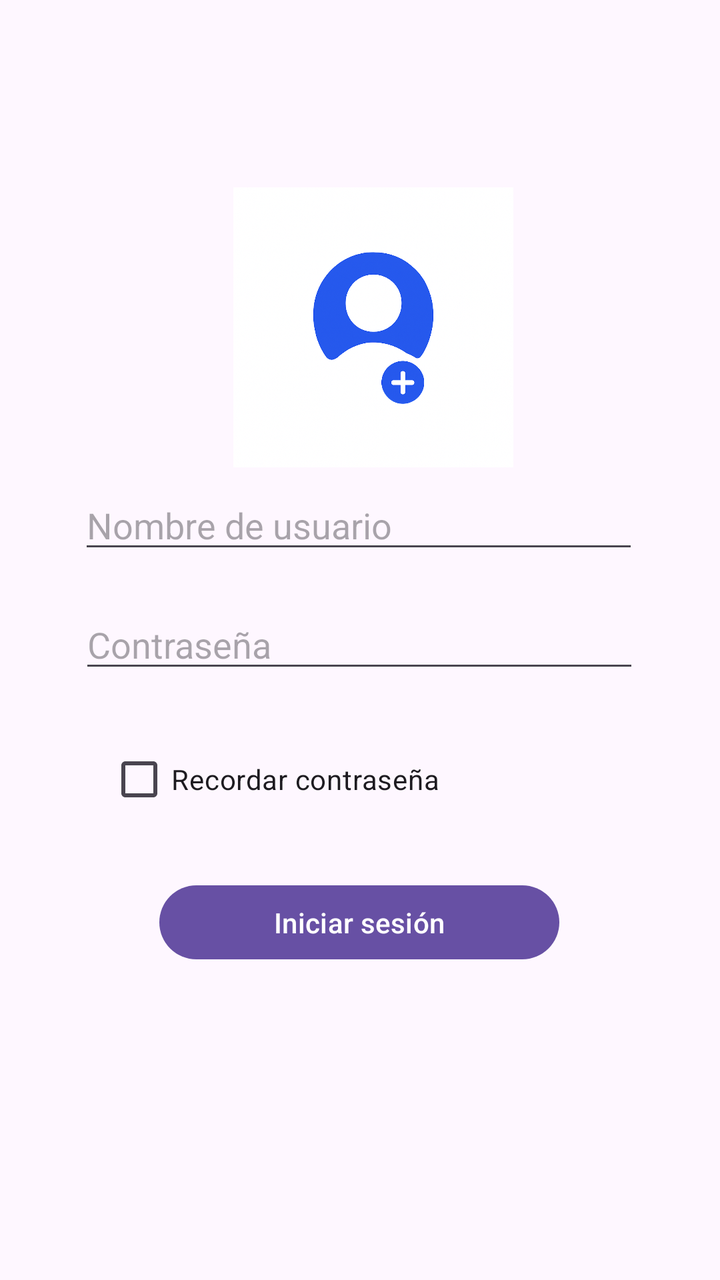
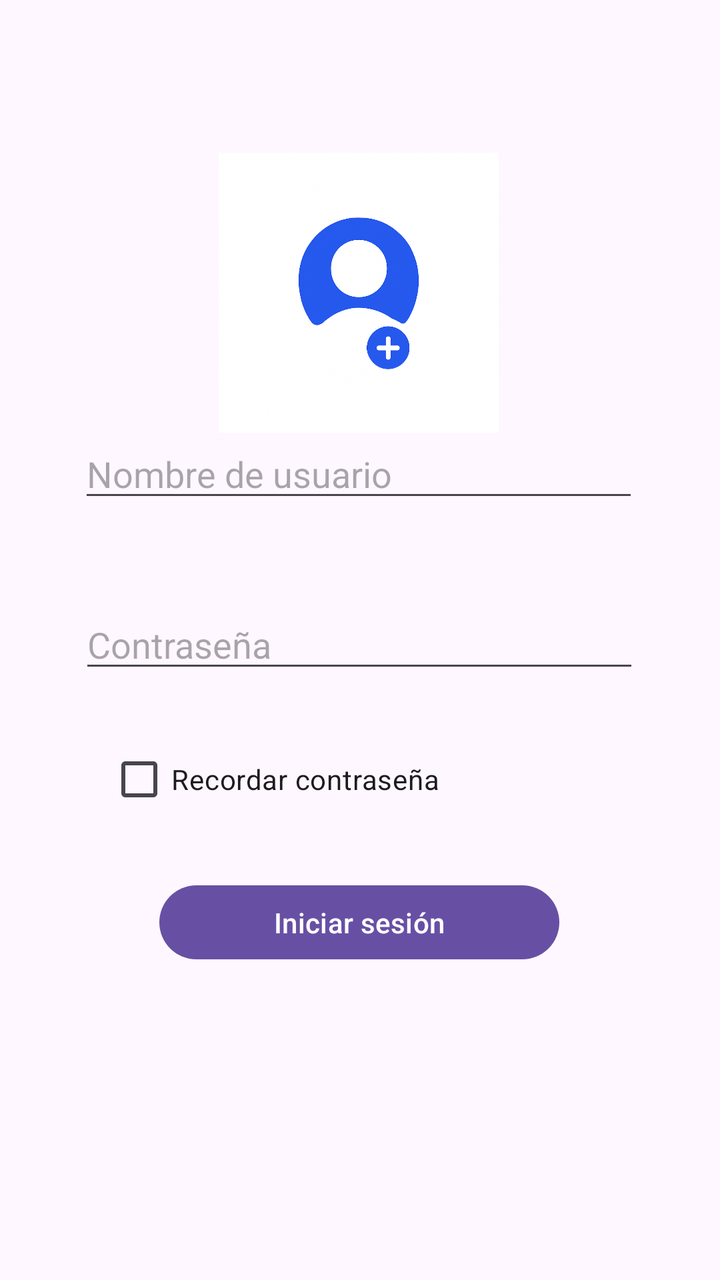

An Android layout rendered at two revisions. The XML below is the earlier revision; the diff shows what the commit changed to produce the second picture.
<!-- AndroidManifest.xml: application theme Theme.PracticaPig -->
<!-- res/layout/activity_login.xml -->
<?xml version="1.0" encoding="utf-8"?>
<androidx.constraintlayout.widget.ConstraintLayout
    xmlns:android="http://schemas.android.com/apk/res/android"
    xmlns:app="http://schemas.android.com/apk/res-auto"
    xmlns:tools="http://schemas.android.com/tools"
    android:layout_width="match_parent"
    android:layout_height="match_parent"
    android:padding="24dp">

    <ImageView
        android:id="@+id/imageViewUsuario"
        android:layout_width="140dp"
        android:layout_height="140dp"
        android:src="@drawable/imagen_usuario"
        app:layout_constraintBottom_toBottomOf="parent"
        app:layout_constraintEnd_toEndOf="parent"
        app:layout_constraintHorizontal_bias="0.538"
        app:layout_constraintStart_toStartOf="parent"
        app:layout_constraintTop_toTopOf="parent"
        app:layout_constraintVertical_bias="0.154" />


    <EditText
        android:id="@+id/nombreUsuario"
        android:layout_width="280dp"
        android:layout_height="wrap_content"
        android:hint="Nombre de usuario"
        android:inputType="text"
        android:maxLength="10"
        app:layout_constraintBottom_toBottomOf="parent"
        app:layout_constraintEnd_toEndOf="parent"
        app:layout_constraintHorizontal_bias="0.481"
        app:layout_constraintStart_toStartOf="parent"
        app:layout_constraintTop_toTopOf="parent"
        app:layout_constraintVertical_bias="0.393" />

    <TextView
        android:id="@+id/textUsuarioRegistrado"
        android:layout_width="wrap_content"
        android:layout_height="wrap_content"
        android:layout_marginStart="40dp"
        android:layout_marginTop="296dp"
        android:text="Este usuario no existe"
        android:textColor="#FF0000"
        android:textSize="12sp"
        android:visibility="gone"
        app:layout_constraintStart_toStartOf="parent"
        app:layout_constraintTop_toTopOf="parent" />

    <EditText
        android:id="@+id/contrasenia"
        android:layout_width="280dp"
        android:layout_height="wrap_content"
        android:hint="Contraseña"
        android:inputType="textPassword"
        app:layout_constraintBottom_toBottomOf="parent"
        app:layout_constraintEnd_toEndOf="parent"
        app:layout_constraintHorizontal_bias="0.493"
        app:layout_constraintStart_toStartOf="parent"
        app:layout_constraintTop_toTopOf="parent"
        app:layout_constraintVertical_bias="0.501" />

    <TextView
        android:id="@+id/textErrorLogin"
        android:layout_width="wrap_content"
        android:layout_height="wrap_content"
        android:text="Usuario o contraseña incorrectos"
        android:textColor="#FF0000"
        android:textSize="12sp"
        android:visibility="gone"
        app:layout_constraintBottom_toBottomOf="parent"
        app:layout_constraintEnd_toEndOf="parent"
        app:layout_constraintHorizontal_bias="0.224"
        app:layout_constraintStart_toStartOf="parent"
        app:layout_constraintTop_toTopOf="parent"
        app:layout_constraintVertical_bias="0.557" />

    <CheckBox
        android:id="@+id/checkRecordar"
        android:layout_width="wrap_content"
        android:layout_height="wrap_content"
        android:text="Recordar contraseña"
        app:layout_constraintBottom_toBottomOf="parent"
        app:layout_constraintEnd_toEndOf="parent"
        app:layout_constraintHorizontal_bias="0.204"
        app:layout_constraintStart_toStartOf="parent"
        app:layout_constraintTop_toTopOf="parent"
        app:layout_constraintVertical_bias="0.628" />


    <Button
        android:id="@+id/botonIniciarSesion"
        android:layout_width="200dp"
        android:layout_height="45dp"
        android:text="Iniciar sesión"
        app:layout_constraintBottom_toBottomOf="parent"
        app:layout_constraintEnd_toEndOf="parent"
        app:layout_constraintHorizontal_bias="0.496"
        app:layout_constraintStart_toStartOf="parent"
        app:layout_constraintTop_toTopOf="parent"
        app:layout_constraintVertical_bias="0.758" />

</androidx.constraintlayout.widget.ConstraintLayout>
<!-- resources referenced by this layout -->
<resources>
  <!-- drawable imagen_usuario: png bitmap (drawable, 743231 bytes) -->
  <style name="Theme.PracticaPig" parent="Base.Theme.PracticaPig" />
  <style name="Base.Theme.PracticaPig" parent="Theme.Material3.DayNight.NoActionBar">
          
          
      </style>
</resources>

<!-- the commit's change to res/layout/activity_login.xml (unified diff, before → after) -->
@@ -7,6 +7,7 @@
     android:layout_height="match_parent"
     android:padding="24dp">
 
+
     <ImageView
         android:id="@+id/imageViewUsuario"
         android:layout_width="140dp"
@@ -14,11 +15,10 @@
         android:src="@drawable/imagen_usuario"
         app:layout_constraintBottom_toBottomOf="parent"
         app:layout_constraintEnd_toEndOf="parent"
-        app:layout_constraintHorizontal_bias="0.538"
+        app:layout_constraintHorizontal_bias="0.497"
         app:layout_constraintStart_toStartOf="parent"
         app:layout_constraintTop_toTopOf="parent"
-        app:layout_constraintVertical_bias="0.154" />
-
+        app:layout_constraintVertical_bias="0.116" />
 
     <EditText
         android:id="@+id/nombreUsuario"
@@ -32,14 +32,14 @@
         app:layout_constraintHorizontal_bias="0.481"
         app:layout_constraintStart_toStartOf="parent"
         app:layout_constraintTop_toTopOf="parent"
-        app:layout_constraintVertical_bias="0.393" />
+        app:layout_constraintVertical_bias="0.346" />
 
     <TextView
         android:id="@+id/textUsuarioRegistrado"
         android:layout_width="wrap_content"
         android:layout_height="wrap_content"
         android:layout_marginStart="40dp"
-        android:layout_marginTop="296dp"
+        android:layout_marginTop="284dp"
         android:text="Este usuario no existe"
         android:textColor="#FF0000"
         android:textSize="12sp"
@@ -64,7 +64,7 @@
         android:id="@+id/textErrorLogin"
         android:layout_width="wrap_content"
         android:layout_height="wrap_content"
-        android:text="Usuario o contraseña incorrectos"
+        android:text="Contraseña incorrecta"
         android:textColor="#FF0000"
         android:textSize="12sp"
         android:visibility="gone"
